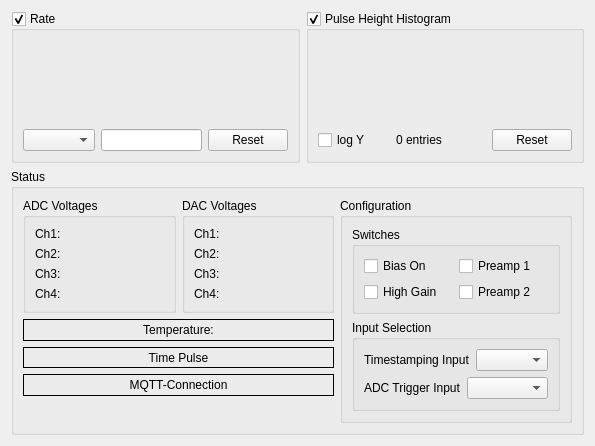
This is gui/src/status.ui in MuonPi/muondetector as Qt 5 draws it before an edit. The edited form follows.
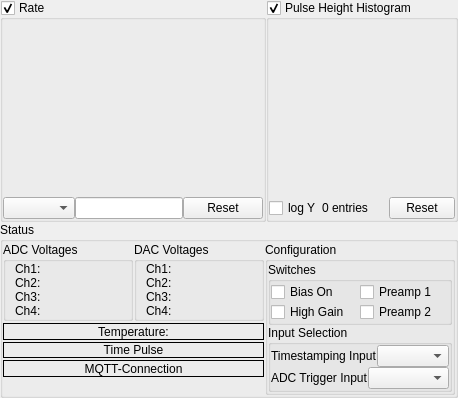
This is the edited form. Custom widgets are drawn as their Qt base class.

Commit message: Started resizing UI elements to fit on smaller devices.

What changed in the file:
```diff
--- a/gui/src/status.ui
+++ b/gui/src/status.ui
@@ -6,8 +6,8 @@
    <rect>
     <x>0</x>
     <y>0</y>
-    <width>595</width>
-    <height>446</height>
+    <width>458</width>
+    <height>398</height>
    </rect>
   </property>
   <property name="sizePolicy">
@@ -26,18 +26,45 @@
    <string>Form</string>
   </property>
   <layout class="QGridLayout" name="gridLayout_7">
+   <property name="leftMargin">
+    <number>0</number>
+   </property>
+   <property name="topMargin">
+    <number>0</number>
+   </property>
+   <property name="rightMargin">
+    <number>0</number>
+   </property>
+   <property name="bottomMargin">
+    <number>0</number>
+   </property>
+   <property name="spacing">
+    <number>0</number>
+   </property>
    <item row="0" column="0">
     <widget class="QGroupBox" name="ratePlotGroupBox">
      <property name="sizePolicy">
-      <sizepolicy hsizetype="MinimumExpanding" vsizetype="Preferred">
-       <horstretch>0</horstretch>
-       <verstretch>0</verstretch>
+      <sizepolicy hsizetype="MinimumExpanding" vsizetype="Expanding">
+       <horstretch>1</horstretch>
+       <verstretch>1</verstretch>
       </sizepolicy>
      </property>
      <property name="minimumSize">
       <size>
-       <width>200</width>
-       <height>130</height>
+       <width>0</width>
+       <height>0</height>
+      </size>
+     </property>
+     <property name="sizeIncrement">
+      <size>
+       <width>0</width>
+       <height>0</height>
+      </size>
+     </property>
+     <property name="baseSize">
+      <size>
+       <width>100</width>
+       <height>300</height>
       </size>
      </property>
      <property name="title">
@@ -47,10 +74,25 @@
       <bool>true</bool>
      </property>
      <layout class="QGridLayout" name="gridLayout_8">
+      <property name="leftMargin">
+       <number>0</number>
+      </property>
+      <property name="topMargin">
+       <number>0</number>
+      </property>
+      <property name="rightMargin">
+       <number>0</number>
+      </property>
+      <property name="bottomMargin">
+       <number>0</number>
+      </property>
+      <property name="spacing">
+       <number>0</number>
+      </property>
       <item row="0" column="0" colspan="3">
        <widget class="PlotCustom" name="ratePlot" native="true">
         <property name="sizePolicy">
-         <sizepolicy hsizetype="Preferred" vsizetype="Expanding">
+         <sizepolicy hsizetype="Ignored" vsizetype="Ignored">
           <horstretch>0</horstretch>
           <verstretch>0</verstretch>
          </sizepolicy>
@@ -96,15 +138,27 @@
    <item row="0" column="1">
     <widget class="QGroupBox" name="pulseHeightHistogramGroupBox">
      <property name="sizePolicy">
-      <sizepolicy hsizetype="MinimumExpanding" vsizetype="Preferred">
-       <horstretch>0</horstretch>
-       <verstretch>0</verstretch>
+      <sizepolicy hsizetype="Ignored" vsizetype="Ignored">
+       <horstretch>1</horstretch>
+       <verstretch>1</verstretch>
       </sizepolicy>
      </property>
      <property name="minimumSize">
       <size>
-       <width>200</width>
-       <height>130</height>
+       <width>0</width>
+       <height>0</height>
+      </size>
+     </property>
+     <property name="sizeIncrement">
+      <size>
+       <width>0</width>
+       <height>0</height>
+      </size>
+     </property>
+     <property name="baseSize">
+      <size>
+       <width>100</width>
+       <height>300</height>
       </size>
      </property>
      <property name="title">
@@ -114,10 +168,25 @@
       <bool>true</bool>
      </property>
      <layout class="QGridLayout" name="gridLayout_5">
+      <property name="leftMargin">
+       <number>0</number>
+      </property>
+      <property name="topMargin">
+       <number>0</number>
+      </property>
+      <property name="rightMargin">
+       <number>0</number>
+      </property>
+      <property name="bottomMargin">
+       <number>0</number>
+      </property>
+      <property name="spacing">
+       <number>0</number>
+      </property>
       <item row="0" column="0" colspan="4">
        <widget class="CustomHistogram" name="pulseHeightHistogram" native="true">
         <property name="sizePolicy">
-         <sizepolicy hsizetype="Preferred" vsizetype="Expanding">
+         <sizepolicy hsizetype="Ignored" vsizetype="Ignored">
           <horstretch>0</horstretch>
           <verstretch>0</verstretch>
          </sizepolicy>
@@ -212,6 +281,24 @@
       <string>Status</string>
      </property>
      <layout class="QGridLayout" name="gridLayout_6">
+      <property name="leftMargin">
+       <number>0</number>
+      </property>
+      <property name="topMargin">
+       <number>0</number>
+      </property>
+      <property name="rightMargin">
+       <number>0</number>
+      </property>
+      <property name="bottomMargin">
+       <number>0</number>
+      </property>
+      <property name="horizontalSpacing">
+       <number>1</number>
+      </property>
+      <property name="verticalSpacing">
+       <number>2</number>
+      </property>
       <item row="1" column="0" colspan="2">
        <widget class="QLabel" name="temperatureLabel">
         <property name="sizePolicy">
@@ -237,7 +324,7 @@
       <item row="0" column="1">
        <widget class="QGroupBox" name="DACGroupBox">
         <property name="sizePolicy">
-         <sizepolicy hsizetype="Preferred" vsizetype="Minimum">
+         <sizepolicy hsizetype="Minimum" vsizetype="Minimum">
           <horstretch>0</horstretch>
           <verstretch>0</verstretch>
          </sizepolicy>
@@ -258,6 +345,21 @@
          <string>DAC Voltages</string>
         </property>
         <layout class="QGridLayout" name="gridLayout_2">
+         <property name="leftMargin">
+          <number>9</number>
+         </property>
+         <property name="topMargin">
+          <number>0</number>
+         </property>
+         <property name="rightMargin">
+          <number>0</number>
+         </property>
+         <property name="bottomMargin">
+          <number>0</number>
+         </property>
+         <property name="spacing">
+          <number>0</number>
+         </property>
          <item row="0" column="0">
           <widget class="QLabel" name="DACLabel1">
            <property name="font">
@@ -312,7 +414,7 @@
       <item row="0" column="0">
        <widget class="QGroupBox" name="ADCGroupBox">
         <property name="sizePolicy">
-         <sizepolicy hsizetype="Preferred" vsizetype="Minimum">
+         <sizepolicy hsizetype="Minimum" vsizetype="Minimum">
           <horstretch>0</horstretch>
           <verstretch>0</verstretch>
          </sizepolicy>
@@ -333,6 +435,18 @@
          <string>ADC Voltages</string>
         </property>
         <layout class="QVBoxLayout" name="verticalLayout">
+         <property name="spacing">
+          <number>0</number>
+         </property>
+         <property name="topMargin">
+          <number>0</number>
+         </property>
+         <property name="rightMargin">
+          <number>0</number>
+         </property>
+         <property name="bottomMargin">
+          <number>0</number>
+         </property>
          <item>
           <widget class="QLabel" name="ADCLabel1">
            <property name="font">
@@ -387,7 +501,7 @@
       <item row="0" column="2" rowspan="5">
        <widget class="QGroupBox" name="switchesGroupBox">
         <property name="sizePolicy">
-         <sizepolicy hsizetype="Preferred" vsizetype="Minimum">
+         <sizepolicy hsizetype="Minimum" vsizetype="Minimum">
           <horstretch>0</horstretch>
           <verstretch>0</verstretch>
          </sizepolicy>
@@ -408,6 +522,21 @@
          <string>Configuration</string>
         </property>
         <layout class="QGridLayout" name="gridLayout_4">
+         <property name="leftMargin">
+          <number>0</number>
+         </property>
+         <property name="topMargin">
+          <number>0</number>
+         </property>
+         <property name="rightMargin">
+          <number>0</number>
+         </property>
+         <property name="bottomMargin">
+          <number>0</number>
+         </property>
+         <property name="spacing">
+          <number>0</number>
+         </property>
          <item row="0" column="0">
           <widget class="QGroupBox" name="groupBox">
            <property name="sizePolicy">
@@ -432,6 +561,21 @@
             <string>Switches</string>
            </property>
            <layout class="QGridLayout" name="gridLayout">
+            <property name="leftMargin">
+             <number>0</number>
+            </property>
+            <property name="topMargin">
+             <number>0</number>
+            </property>
+            <property name="rightMargin">
+             <number>0</number>
+            </property>
+            <property name="bottomMargin">
+             <number>0</number>
+            </property>
+            <property name="spacing">
+             <number>0</number>
+            </property>
             <item row="0" column="0">
              <widget class="QCheckBox" name="biasEnableCheckBox">
               <property name="font">
@@ -516,6 +660,21 @@
             <bool>false</bool>
            </property>
            <layout class="QGridLayout" name="gridLayout_3">
+            <property name="leftMargin">
+             <number>0</number>
+            </property>
+            <property name="topMargin">
+             <number>0</number>
+            </property>
+            <property name="rightMargin">
+             <number>0</number>
+            </property>
+            <property name="bottomMargin">
+             <number>0</number>
+            </property>
+            <property name="spacing">
+             <number>0</number>
+            </property>
             <item row="1" column="0">
              <layout class="QHBoxLayout" name="horizontalLayout">
               <item>
```
The commit also changes 5 other files.
